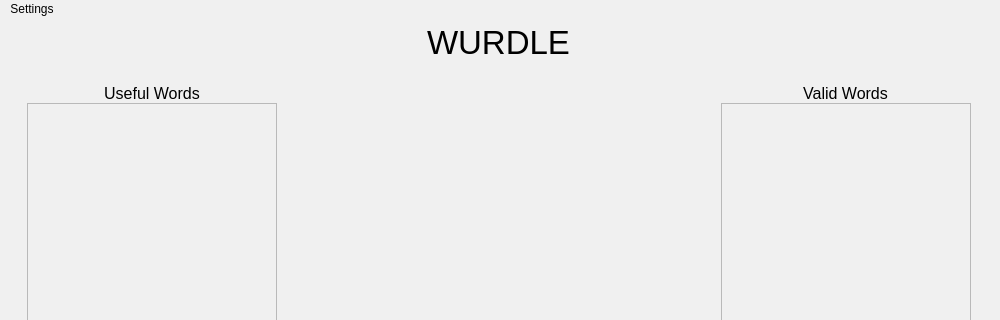
Before: the Qt Designer form mainwindow.ui in Ross1416/Wurdle, drawn with Qt 5; both pictures show x 0 to 1000 and y 0 to 320 of the 1000 by 800 pixel window.
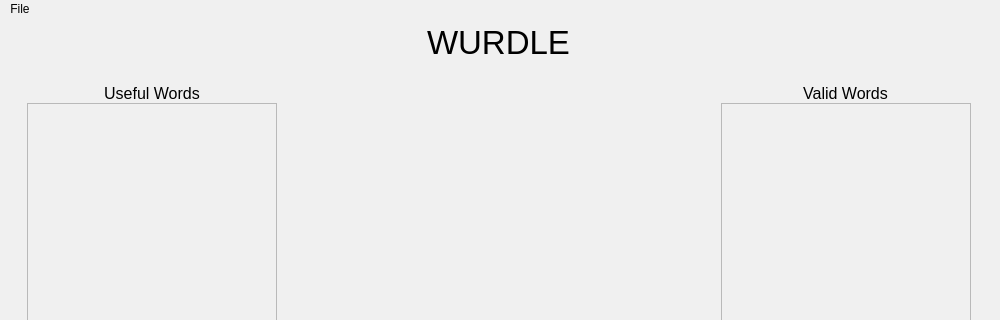
After: the same form once the commit is applied.

Commit message: Implemented settings dialog (opened from menubar) and enables choosing of text files for answer and guess lists

The edit to the form file:
```diff
--- a/mainwindow.ui
+++ b/mainwindow.ui
@@ -245,15 +245,15 @@
      <x>0</x>
      <y>0</y>
      <width>1000</width>
-     <height>22</height>
+     <height>26</height>
     </rect>
    </property>
-   <widget class="QMenu" name="menuSettings">
+   <widget class="QMenu" name="menuFile">
     <property name="title">
-     <string>Settings</string>
+     <string>File</string>
     </property>
    </widget>
-   <addaction name="menuSettings"/>
+   <addaction name="menuFile"/>
   </widget>
   <widget class="QStatusBar" name="statusbar"/>
  </widget>
```
Left out of the diff: 6 changed lines with no effect on the pictures. The commit also changes 7 other files.
